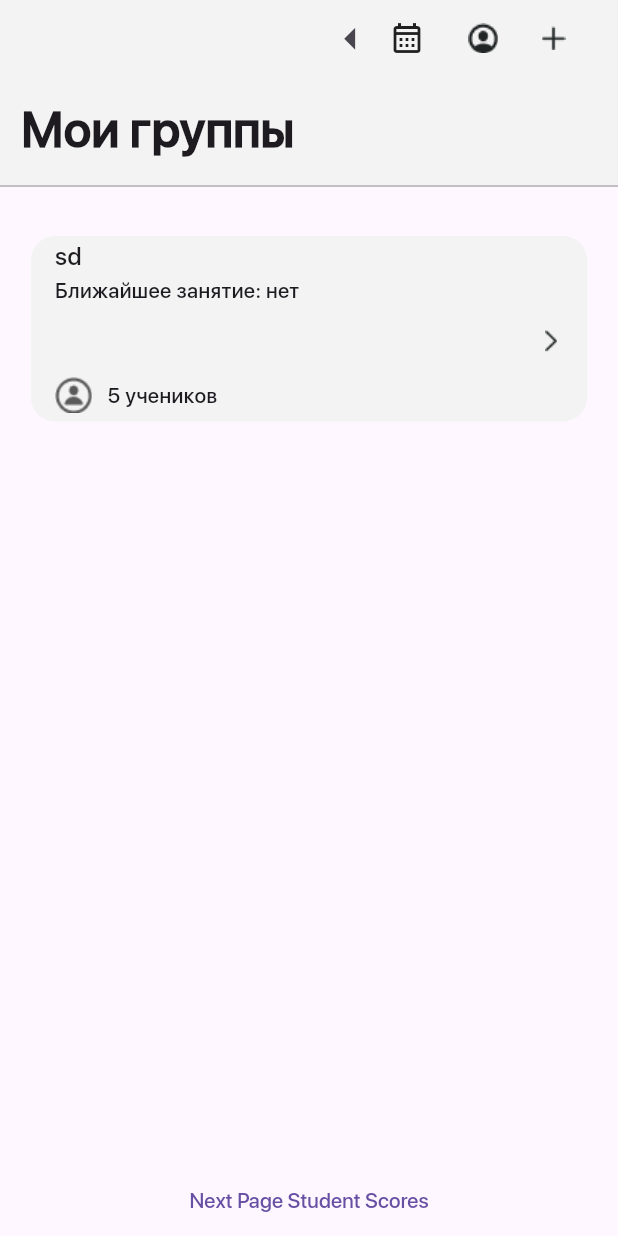
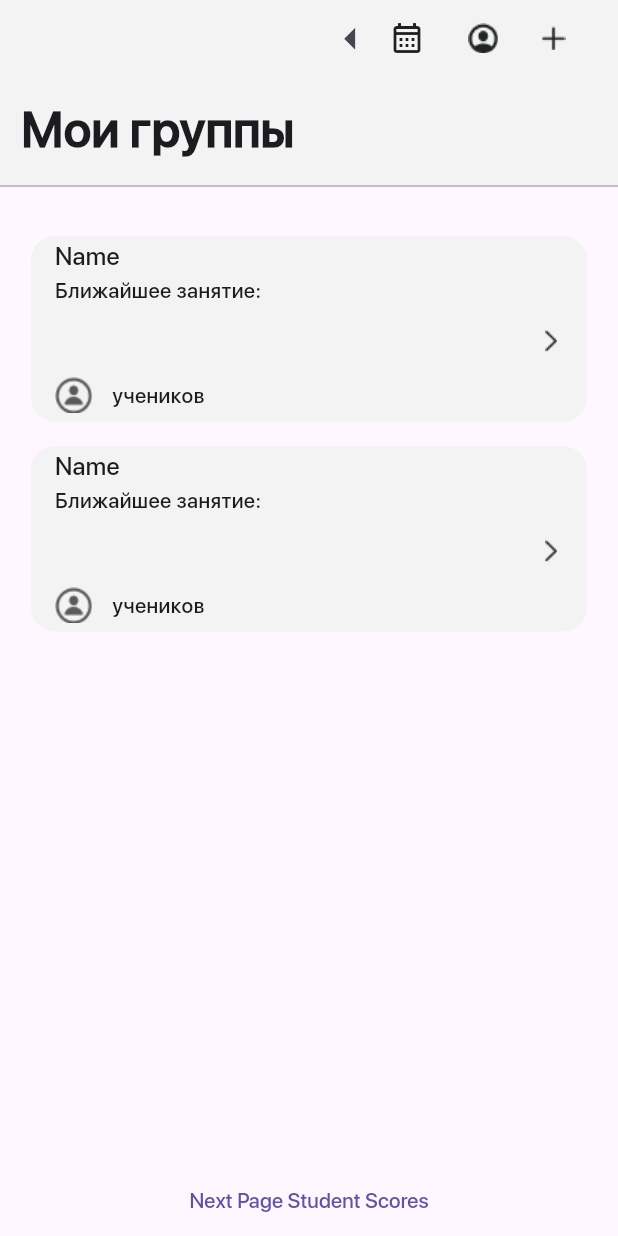
Before and after one commit to Kuzetov-Alexander/school_journal, a Flutter app: the GroupListPage screen opened by its route, on a phone screen of 412 x 824 dp. Run offline on Flutter 3.47's test engine with Material 2 defaults, Android fonts, the phone set to English and light mode, and no system bars; our stand-ins replace dartz, equatable, firebase_auth, firebase_core, flutter_bloc, go_router; missing offline and left inert: adaptive_action_sheet; accounts and stored records are empty.

Commit message:
created entity

```diff
--- a/lib/features/autentification/data/models/user_model.dart
+++ b/lib/features/autentification/data/models/user_model.dart
@@ -5,6 +5,6 @@ class UserModel extends UserEntity {
     required super.fullName,
     required super.email,
     required super.password,
-    required super.confirmPassword,
+
   });
 }
--- a/lib/features/autentification/domain/entities/user_entity.dart
+++ b/lib/features/autentification/domain/entities/user_entity.dart
@@ -2,12 +2,12 @@ class UserEntity {
   final String fullName;
   final String email;
   final String password;
-  final String confirmPassword;
+
 
   UserEntity({
     required this.fullName,
     required this.email,
     required this.password,
-    required this.confirmPassword,
+
   });
 }
--- a/lib/features/teacher_groups/Presentation/pages/group_list_page.dart
+++ b/lib/features/teacher_groups/Presentation/pages/group_list_page.dart
@@ -18,10 +18,7 @@ class _GroupListPageState extends State<GroupListPage> {
     double widthScreen = MediaQuery.of(context).size.width;
     double heightScreen = MediaQuery.of(context).size.height;
     // final user = FirebaseAuth.instance.currentUser;
- List<AddNewGroupEntity> allgroups = [
-    AddNewGroupEntity(
-        groupName: titleGroup, nextLesson: 'нет', studentsAmount: 5)
-  ];
+
 
     return Scaffold(
       body: SafeArea(
@@ -120,7 +117,7 @@ class _GroupListPageState extends State<GroupListPage> {
                     height: heightScreen * 0.02,
                   );
                 },
-                itemCount: allgroups.length,
+                itemCount:2,
                 itemBuilder: (BuildContext context, int index) {
 
                   return GroupInfoWidget(
--- a/lib/features/teacher_groups/Presentation/widgets/add_group.dart
+++ b/lib/features/teacher_groups/Presentation/widgets/add_group.dart
@@ -23,11 +23,11 @@ class _AddNewGroupState extends State<AddNewGroup> {
   DateTime dateTimefinish = DateTime(DateTime.now().year, DateTime.now().month,
       DateTime.now().day, DateTime.now().hour, DateTime.now().minute);
 
-  List<AddNewGroupEntity> allgroups = [
-    AddNewGroupEntity(
-        groupName: titleGroup, nextLesson: 'нет', studentsAmount: 5)
-  ];
-  List<String> textOptions = ['Ученика', 'Ученик', 'Учеников'];
+  // List<GroupsInformation> allgroups = [
+  //   GroupsInformation(
+  //      )
+  // ];
+  // List<String> textOptions = ['Ученика', 'Ученик', 'Учеников'];
 
   @override
   Widget build(BuildContext context) {
@@ -132,11 +132,7 @@ class _AddNewGroupState extends State<AddNewGroup> {
                       ),
                     ),
                     onPressed: () {
-                      setState(() {
 
-                      });
-allgroups.add(AddNewGroupEntity(studentsAmount: 5, groupName: _controllerClass.text, nextLesson: 'нет'));
-                      print(allgroups[1].groupName);
                       Navigator.of(context).pop();
                     },
                     child: Text(
--- a/lib/features/teacher_groups/Presentation/widgets/change_schedule_widget.dart
+++ b/lib/features/teacher_groups/Presentation/widgets/change_schedule_widget.dart
@@ -115,7 +115,8 @@ class _TeacherChangeScheduleState extends State<TeacherChangeSchedule> {
                                 title: Text(
                                     DateFormat('EEEE', 'ru_RU')
                                         .format(DateTime.now()
-                                            .add(Duration(days: index - 1)))
+                                            .add(Duration(days: 7+index ))
+                                            )
                                         .capitalize(),
                                     style: const TextStyle(
                                         color: AppColors.black212525,
--- a/lib/features/teacher_groups/Presentation/widgets/group_info_widget.dart
+++ b/lib/features/teacher_groups/Presentation/widgets/group_info_widget.dart
@@ -16,9 +16,8 @@ class GroupInfoWidget extends StatelessWidget {
 
   @override
   Widget build(BuildContext context) {
-    List<AddNewGroupEntity> allgroups = [
-    AddNewGroupEntity(
-        groupName: titleGroup, nextLesson: 'нет', studentsAmount: 5)
+    List<GroupsInformation> allgroups = [
+
   ];
   List<String> textOptions = ['Ученика', 'Ученик', 'Учеников'];
     return Column(
@@ -44,7 +43,7 @@ class GroupInfoWidget extends StatelessWidget {
                       padding: const EdgeInsets.symmetric(
                           horizontal: 16, vertical: 1),
                       child: Text(
-                        allgroups[0].groupName,
+                        'Name',
                         style: TextStyle(
                             fontWeight: FontWeight.w600,
                             fontSize: heightScreen * 0.02),
@@ -55,8 +54,8 @@ class GroupInfoWidget extends StatelessWidget {
                 Row(
                   children:  [
                     Padding(
-                      padding: EdgeInsets.only(left: 16.0),
-                      child: Text('Ближайшее занятие: ${allgroups[0].nextLesson}'),
+                      padding: const EdgeInsets.only(left: 16.0),
+                      child: Text('Ближайшее занятие: '),
                     )
                   ],
                 ),
@@ -75,11 +74,11 @@ class GroupInfoWidget extends StatelessWidget {
                   padding: const EdgeInsets.only(left: 16.0),
                   child: Row(
                     children:  [
-                      Image(image: AssetImage('assets/images/mini_person.png')),
-                      SizedBox(
+                      const Image(image: AssetImage('assets/images/mini_person.png')),
+                      const SizedBox(
                         width: 10,
                       ),
-                      Text('${allgroups[0].studentsAmount} учеников'),
+                      Text(' учеников'),
                     ],
                   ),
                 )
--- a/lib/features/teacher_groups/domain/entity.dart
+++ b/lib/features/teacher_groups/domain/entity.dart
@@ -1,34 +1,42 @@
 import 'package:equatable/equatable.dart';
 
-class TeacherGroups {
-  final String fullName;
-  final String email;
-  final String confirmPassword;
-
-  TeacherGroups(this.fullName, this.email, this.confirmPassword);
-}
-
 class GroupsInformation extends Equatable {
+  final String groupName;
   final int studentsAmount;
   final String lessonName;
   final int studentsAtLesson;
-  final DateTime nextLesson;
+  final String nextLesson;
   final bool isHomework;
   final String homework;
   final String lessonRoom;
+  final DateTime currentDay;
+  final String subject;
+  final DateTime lessonTimeStart;
+  final DateTime lessonTimeFinish;
+  final bool isMadeWeekly;
+  final DateTime dayOfWeek;
 
-  const GroupsInformation(this.studentsAmount, this.nextLesson, this.lessonName,
-      this.studentsAtLesson, this.isHomework, this.homework, this.lessonRoom);
+  GroupsInformation(
+      {required this.groupName,
+      this.subject = '',
+      DateTime? lessonTimeStart,
+      DateTime? lessonTimeFinish,
+      this.isMadeWeekly = false,
+      DateTime? dayOfWeek,
+      DateTime? currentDay,
+      this.studentsAmount = 0,
+      this.nextLesson = '',
+      this.lessonName = '',
+      this.studentsAtLesson = 0,
+      this.isHomework = false,
+      this.homework = '',
+      this.lessonRoom = ''})
+      : currentDay = currentDay ?? DateTime.now(),
+        dayOfWeek = dayOfWeek ?? DateTime.now(),
+        lessonTimeStart = lessonTimeStart ?? DateTime.now(),
+          lessonTimeFinish = lessonTimeFinish ?? DateTime.now()
+        ;
 
-        @override
-
-        List<Object?> get props => [studentsAmount];
+  @override
+  List<Object?> get props => [groupName,subject];
 }
-
-class AddNewGroupEntity {
-  final int studentsAmount;
-  final String groupName;
-  final String nextLesson;
-
-  AddNewGroupEntity({required this.studentsAmount,required this.groupName,required this.nextLesson});
-}
```
Also changed, not shown: lib/features/student_scores/domain/entities/student_entity.dart (deleted, +0 -22 lines), lib/features/student_scores/domain/student_entity.dart (added, +38 -0 lines), lib/features/teacher_groups/Presentation/widgets/change_day_schedule.dart (+50 -1 lines), lib/features/teacher_profile/domain/Entitites/entity.dart (+29 -4 lines).
